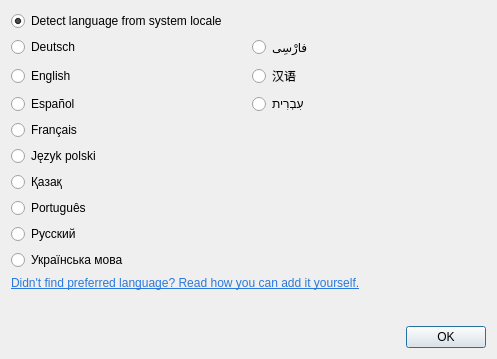
This is src/bin/scenarist-desktop/UserInterfaceLayer/Settings/LanguageDialog.ui in dimkanovikov/KITScenarist as Qt 5 draws it before an edit. The edited form follows.
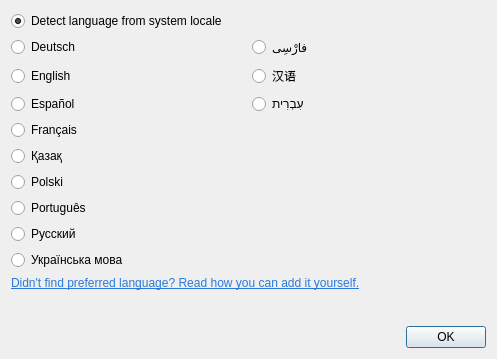
This is the edited form.

The edit to the form file:
```diff
--- a/src/bin/scenarist-desktop/UserInterfaceLayer/Settings/LanguageDialog.ui
+++ b/src/bin/scenarist-desktop/UserInterfaceLayer/Settings/LanguageDialog.ui
@@ -150,10 +150,10 @@
      </property>
     </widget>
    </item>
-   <item row="5" column="0">
+   <item row="7" column="0">
     <widget class="QRadioButton" name="polish">
      <property name="text">
-      <string>Język polski</string>
+      <string>Polski</string>
      </property>
      <property name="checked">
       <bool>false</bool>
```
